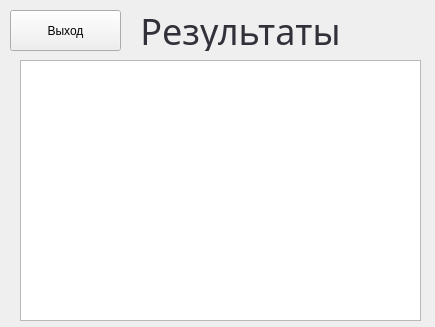
Qt form statssqlhelper.ui (moevm/gui-1h2017-12) before a commit.
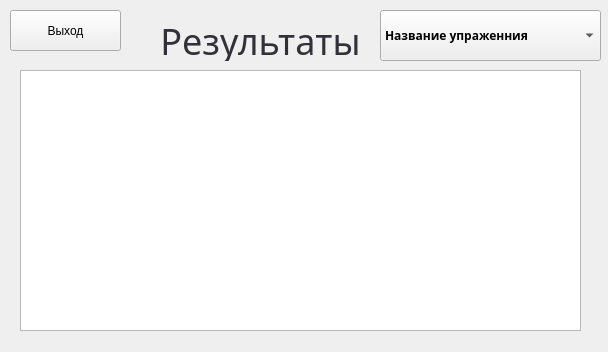
The same form after that commit. Icons and pictures are not drawn.

Patch:
```diff
--- a/statssqlhelper.ui
+++ b/statssqlhelper.ui
@@ -6,8 +6,8 @@
    <rect>
     <x>0</x>
     <y>0</y>
-    <width>435</width>
-    <height>327</height>
+    <width>608</width>
+    <height>352</height>
    </rect>
   </property>
   <property name="windowTitle">
@@ -17,8 +17,8 @@
    <property name="geometry">
     <rect>
      <x>20</x>
-     <y>60</y>
-     <width>401</width>
+     <y>70</y>
+     <width>561</width>
      <height>261</height>
     </rect>
    </property>
@@ -35,8 +35,8 @@
   <widget class="QLabel" name="label">
    <property name="geometry">
     <rect>
-     <x>40</x>
-     <y>10</y>
+     <x>60</x>
+     <y>20</y>
      <width>401</width>
      <height>41</height>
     </rect>
@@ -117,6 +117,39 @@
     </size>
    </property>
   </widget>
+  <widget class="QComboBox" name="comboBox">
+   <property name="geometry">
+    <rect>
+     <x>380</x>
+     <y>10</y>
+     <width>221</width>
+     <height>51</height>
+    </rect>
+   </property>
+   <property name="font">
+    <font>
+     <family>Segoe UI Black</family>
+     <pointsize>9</pointsize>
+     <weight>75</weight>
+     <bold>true</bold>
+    </font>
+   </property>
+   <item>
+    <property name="text">
+     <string>Название упраженния</string>
+    </property>
+   </item>
+   <item>
+    <property name="text">
+     <string>Сложность</string>
+    </property>
+   </item>
+   <item>
+    <property name="text">
+     <string>Результат</string>
+    </property>
+   </item>
+  </widget>
  </widget>
  <resources>
   <include location="imgfiles.qrc"/>
```
Left out of the diff: 19 changed lines with no effect on the pictures.
